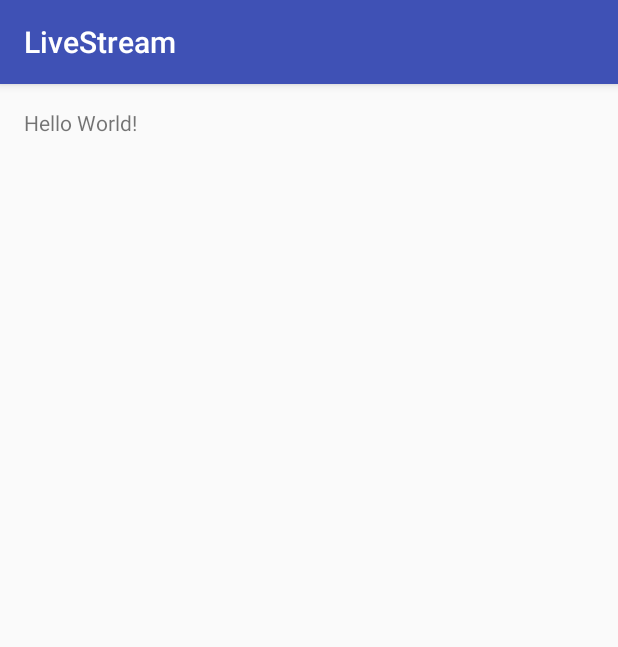
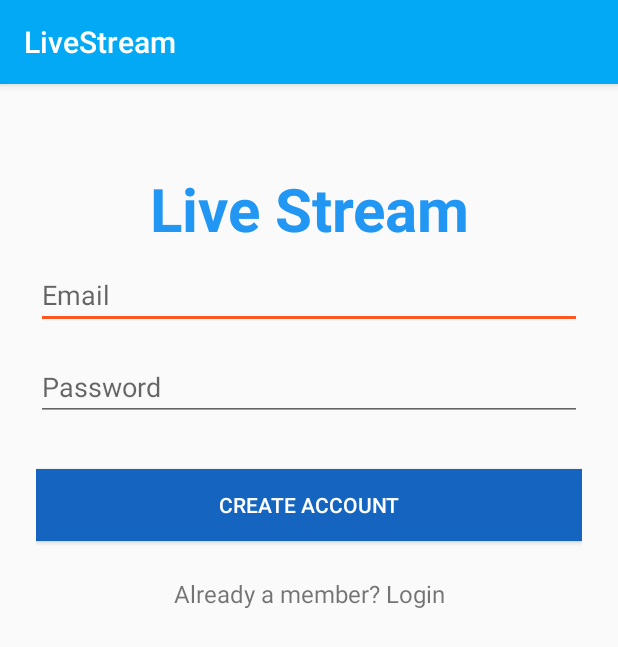
Before and after one commit to live-vstream/android_livestream, an Android app: the screen it shows after launch (MainActivity before the commit, Activity_SignUp after it), on a phone screen of 412 x 824 dp. Shown: the top 647 px of the screen. Run offline under Robolectric (Android 15) with nearby library versions, the light colour scheme and no system bars.

Commit message:
Added Activity_SignUp.xml

```diff
--- a/app/src/main/AndroidManifest.xml
+++ b/app/src/main/AndroidManifest.xml
@@ -9,6 +9,9 @@
         android:supportsRtl="true"
         android:theme="@style/AppTheme">
         <activity android:name=".MainActivity">
+
+        </activity>
+        <activity android:name=".Activity_SignUp">
             <intent-filter>
                 <action android:name="android.intent.action.MAIN" />
 
--- /dev/null
+++ b/app/src/main/java/com/example/muthaheer/livestream/Activity_SignUp.java
@@ -0,0 +1,13 @@
+package com.example.muthaheer.livestream;
+
+import android.support.v7.app.AppCompatActivity;
+import android.os.Bundle;
+
+public class Activity_SignUp extends AppCompatActivity {
+
+    @Override
+    protected void onCreate(Bundle savedInstanceState) {
+        super.onCreate(savedInstanceState);
+        setContentView(R.layout.activity__sign_up);
+    }
+}
--- /dev/null
+++ b/app/src/main/res/layout/activity__sign_up.xml
@@ -0,0 +1,74 @@
+<?xml version="1.0" encoding="utf-8"?>
+<ScrollView
+    xmlns:android="http://schemas.android.com/apk/res/android"
+    xmlns:tools="http://schemas.android.com/tools"
+    android:layout_width="fill_parent"
+    android:layout_height="fill_parent"
+    android:fitsSystemWindows="true">
+
+    <LinearLayout
+        android:orientation="vertical"
+        android:layout_width="match_parent"
+        android:layout_height="wrap_content"
+        android:paddingTop="56dp"
+        android:paddingLeft="24dp"
+        android:paddingRight="24dp">
+
+        <TextView
+            android:layout_width="match_parent"
+            android:layout_height="wrap_content"
+            android:textAppearance="?android:textAppearanceLargeInverse"
+            android:text="Live Stream"
+            android:textColor="#2196f3"
+            android:textStyle="bold"
+            android:textSize="40sp"
+            android:gravity="center"
+            tools:ignore="HardcodedText" />
+
+        <!--  Email Label -->
+
+            <EditText android:id="@+id/input_name"
+                android:layout_width="match_parent"
+                android:layout_height="wrap_content"
+                android:layout_marginTop="8dp"
+                android:layout_marginBottom="8dp"
+                android:inputType="text"
+                android:hint="Email"
+                tools:ignore="HardcodedText" />
+
+
+        <!-- Password Label -->
+
+            <EditText android:id="@+id/input_password"
+                android:layout_width="match_parent"
+                android:layout_height="wrap_content"
+                android:inputType="textPassword"
+                android:layout_marginTop="8dp"
+                android:layout_marginBottom="8dp"
+                android:hint="Password"
+                tools:ignore="HardcodedText" />
+
+        <!-- Signup Button -->
+        <android.support.v7.widget.AppCompatButton
+            android:id="@+id/btn_signup"
+            android:layout_width="fill_parent"
+            android:layout_height="wrap_content"
+            android:layout_marginTop="24dp"
+            android:layout_marginBottom="24dp"
+            android:padding="12dp"
+            android:background="#1565c0"
+            android:textColor="#ffffff"
+            android:text="Create Account"
+            tools:ignore="HardcodedText" />
+
+        <TextView android:id="@+id/link_login"
+            android:layout_width="fill_parent"
+            android:layout_height="wrap_content"
+            android:layout_marginBottom="24dp"
+            android:text="Already a member? Login"
+            android:gravity="center"
+            android:textSize="16sp"
+            tools:ignore="HardcodedText" />
+
+    </LinearLayout>
+</ScrollView>
--- a/app/src/main/res/values/colors.xml
+++ b/app/src/main/res/values/colors.xml
@@ -1,6 +1,6 @@
 <?xml version="1.0" encoding="utf-8"?>
 <resources>
-    <color name="colorPrimary">#3F51B5</color>
-    <color name="colorPrimaryDark">#303F9F</color>
-    <color name="colorAccent">#FF4081</color>
+    <color name="colorPrimary">#03A9F4</color>
+    <color name="colorPrimaryDark">#0288D1</color>
+    <color name="colorAccent">#FF5722</color>
 </resources>
```
